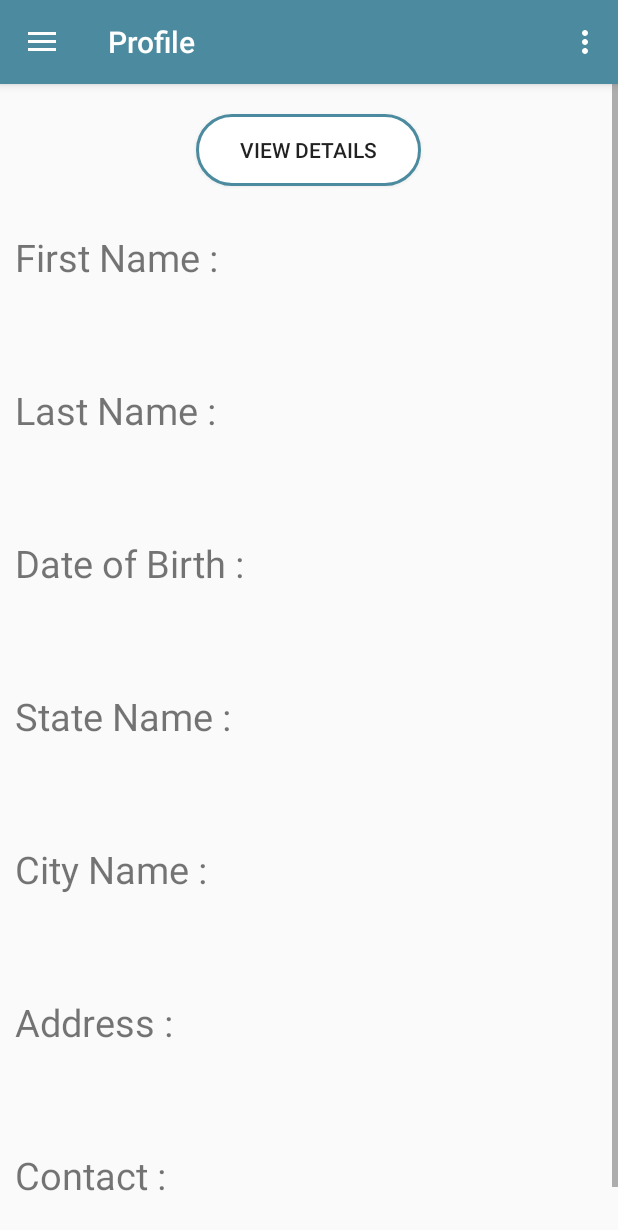
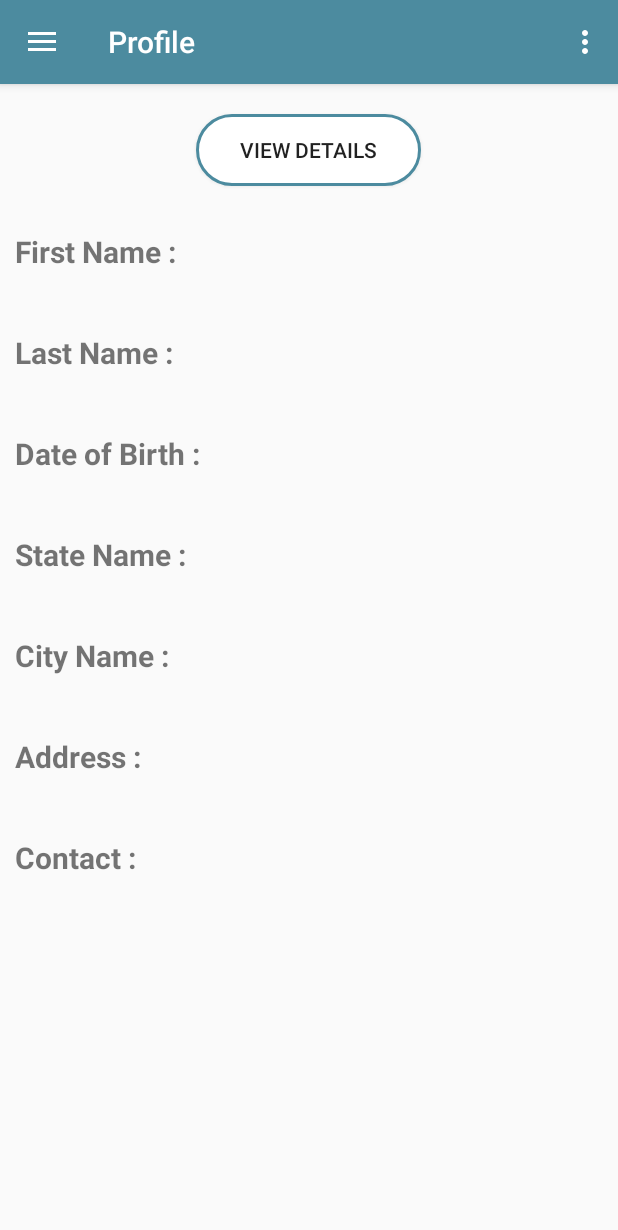
Before and after one commit to abhijeetsinghrathore/UDID, an Android app: the Profile screen opened directly, with no data from a screen before it, after a tap on "View Details", on a phone screen of 412 x 824 dp. Shown: the top 1230 px of the screen. Run offline under Robolectric (Android 15) with nearby library versions, the phone set to English and light mode, and no system bars; our stand-ins replace Firebase (no records; nobody signed in at launch, a user with empty details on screens opened directly); 1 other tap on this screen came first.

```diff
--- a/app/src/main/java/com/example/abhijeetsingh/udid/Profile.java
+++ b/app/src/main/java/com/example/abhijeetsingh/udid/Profile.java
@@ -110,6 +110,7 @@ public class Profile extends AppCompatActivity
 
 
         } else if (id == R.id.nav_viewdocuments) {
+            frag=new Profile_ViewDocumentsFragment();
 
 
         } else if (id == R.id.GenerateQR) {
--- a/app/src/main/java/com/example/abhijeetsingh/udid/UserRegistration_UploadDocuments.java
+++ b/app/src/main/java/com/example/abhijeetsingh/udid/UserRegistration_UploadDocuments.java
@@ -71,6 +71,7 @@ public class UserRegistration_UploadDocuments extends AppCompatActivity {
 
 
         user=firebaseAuth.getCurrentUser();
+
 
 
 
--- a/app/src/main/res/layout/fragment_profile__view_details.xml
+++ b/app/src/main/res/layout/fragment_profile__view_details.xml
@@ -22,124 +22,190 @@
             android:id="@+id/viewDetailsButtonID"/>
 
 
-        <TextView
+
+        <LinearLayout
             android:layout_width="match_parent"
             android:layout_height="wrap_content"
-            android:text="First Name : "
-            android:textSize="25dp"
-            android:layout_margin="10dp"/>
-        <TextView
-            android:layout_width="wrap_content"
-            android:layout_height="wrap_content"
-            android:id="@+id/getfirstnameID"
-            android:textSize="20dp"
-            android:layout_gravity="center_horizontal"
-            android:layout_marginBottom="20dp"
-            />
+            android:orientation="horizontal"
+            android:layout_marginBottom="20dp">
 
-
-
-        <TextView
-            android:layout_width="match_parent"
-            android:layout_height="wrap_content"
-            android:text="Last Name : "
-            android:textSize="25dp"
-            android:layout_margin="10dp"/>
-        <TextView
-            android:layout_width="wrap_content"
-            android:layout_height="wrap_content"
-            android:id="@+id/getlastnameID"
-            android:textSize="20dp"
-            android:layout_gravity="center_horizontal"
-            android:layout_marginBottom="20dp"/>
+            <TextView
+                android:layout_width="wrap_content"
+                android:layout_height="wrap_content"
+                android:text="First Name : "
+                android:textSize="20sp"
+                android:layout_margin="10dp"
+                android:textStyle="bold"/>
+            <TextView
+                android:layout_width="wrap_content"
+                android:layout_height="wrap_content"
+                android:id="@+id/getfirstnameID"
+                android:textSize="20sp"
+                android:layout_margin="10dp" />
+        </LinearLayout>
 
 
 
 
-        <TextView
+        <LinearLayout
             android:layout_width="match_parent"
             android:layout_height="wrap_content"
-            android:text="Date of Birth : "
-            android:textSize="25dp"
-            android:layout_margin="10dp"/>
-        <TextView
-            android:layout_width="wrap_content"
-            android:layout_height="wrap_content"
-            android:id="@+id/getdobID"
-            android:textSize="20dp"
-            android:layout_gravity="center_horizontal"
-            android:layout_marginBottom="20dp"/>
+            android:orientation="horizontal"
+            android:layout_marginBottom="20dp">
 
 
-
-        <TextView
-            android:layout_width="match_parent"
-            android:layout_height="wrap_content"
-            android:text="State Name : "
-            android:textSize="25dp"
-            android:layout_margin="10dp"/>
-        <TextView
-            android:layout_width="wrap_content"
-            android:layout_height="wrap_content"
-            android:id="@+id/getstateID"
-            android:textSize="20dp"
-            android:layout_gravity="center_horizontal"
-            android:layout_marginBottom="20dp"/>
+            <TextView
+                android:layout_width="wrap_content"
+                android:layout_height="wrap_content"
+                android:text="Last Name : "
+                android:textSize="20sp"
+                android:layout_margin="10dp"
+                android:textStyle="bold"/>
+            <TextView
+                android:layout_width="wrap_content"
+                android:layout_height="wrap_content"
+                android:id="@+id/getlastnameID"
+                android:textSize="20sp"
+                android:layout_margin="10dp"
+                />
 
 
 
 
+        </LinearLayout>
 
-        <TextView
+
+        <LinearLayout
             android:layout_width="match_parent"
             android:layout_height="wrap_content"
-            android:text="City Name : "
-            android:textSize="25dp"
-            android:layout_margin="10dp"/>
-        <TextView
-            android:layout_width="wrap_content"
+            android:orientation="horizontal"
+            android:layout_marginBottom="20dp">
+
+            <TextView
+                android:layout_width="wrap_content"
+                android:layout_height="wrap_content"
+                android:text="Date of Birth : "
+                android:textSize="20sp"
+                android:layout_margin="10dp"
+                android:textStyle="bold"/>
+            <TextView
+                android:layout_width="wrap_content"
+                android:layout_height="wrap_content"
+                android:id="@+id/getdobID"
+                android:textSize="20sp"
+                android:layout_margin="10dp"/>
+
+
+
+        </LinearLayout>
+
+
+
+        <LinearLayout
+            android:layout_width="match_parent"
             android:layout_height="wrap_content"
-            android:id="@+id/getcityID"
-            android:textSize="20dp"
-            android:layout_gravity="center_horizontal"
-            android:layout_marginBottom="20dp"/>
+            android:orientation="horizontal"
+            android:layout_marginBottom="20dp">
+
+            <TextView
+                android:layout_width="wrap_content"
+                android:layout_height="wrap_content"
+                android:text="State Name : "
+                android:textSize="20sp"
+                android:layout_margin="10dp"
+                android:textStyle="bold"/>
+            <TextView
+                android:layout_width="wrap_content"
+                android:layout_height="wrap_content"
+                android:id="@+id/getstateID"
+                android:textSize="20sp"
+                android:layout_margin="10dp"/>
+
+
+
+        </LinearLayout>
+
+
+
+        <LinearLayout
+            android:layout_width="match_parent"
+            android:layout_height="wrap_content"
+            android:orientation="horizontal"
+            android:layout_marginBottom="20dp">
+
+            <TextView
+                android:layout_width="wrap_content"
+                android:layout_height="wrap_content"
+                android:text="City Name : "
+                android:textSize="20sp"
+                android:layout_margin="10dp"
+                android:textStyle="bold"/>
+            <TextView
+                android:layout_width="wrap_content"
+                android:layout_height="wrap_content"
+                android:id="@+id/getcityID"
+                android:textSize="20sp"
+                android:layout_margin="10dp"/>
+
+
+
+        </LinearLayout>
 
 
 
 
+        <LinearLayout
+            android:layout_width="match_parent"
+            android:layout_height="wrap_content"
+            android:orientation="horizontal"
+            android:layout_marginBottom="20dp">
 
 
-        <TextView
-            android:layout_width="match_parent"
-            android:layout_height="wrap_content"
-            android:text="Address : "
-            android:textSize="25dp"
-            android:layout_margin="10dp"/>
-        <TextView
-            android:layout_width="wrap_content"
-            android:layout_height="wrap_content"
-            android:id="@+id/getaddressID"
-            android:textSize="20dp"
-            android:layout_gravity="center_horizontal"
-            android:layout_marginBottom="20dp"/>
+            <TextView
+                android:layout_width="wrap_content"
+                android:layout_height="wrap_content"
+                android:text="Address : "
+                android:textSize="20sp"
+                android:layout_margin="10dp"
+                android:textStyle="bold"/>
+            <TextView
+                android:layout_width="wrap_content"
+                android:layout_height="wrap_content"
+                android:id="@+id/getaddressID"
+                android:textSize="20sp"
+                android:layout_margin="10dp"/>
+
+
+
+        </LinearLayout>
 
 
 
 
-        <TextView
+        <LinearLayout
             android:layout_width="match_parent"
             android:layout_height="wrap_content"
-            android:text="Contact : "
-            android:textSize="25dp"
-            android:layout_margin="10dp"/>
-        <TextView
-            android:layout_width="wrap_content"
-            android:layout_height="wrap_content"
-            android:id="@+id/getcontactID"
-            android:textSize="20dp"
-            android:layout_gravity="center_horizontal"
-            android:layout_marginBottom="20dp"/>
+            android:orientation="horizontal"
+            android:layout_marginBottom="20dp">
 
+            <TextView
+                android:layout_width="wrap_content"
+                android:layout_height="wrap_content"
+                android:text="Contact : "
+                android:textSize="20sp"
+                android:layout_margin="10dp"
+                android:textStyle="bold"/>
+            <TextView
+                android:layout_width="wrap_content"
+                android:layout_height="wrap_content"
+                android:id="@+id/getcontactID"
+                android:textSize="20sp"
+                android:layout_margin="10dp"/>
+
+
+
+
+        </LinearLayout>
 
 
     </LinearLayout>
```
Also changed, not shown: app/build.gradle (+5 -2 lines), app/src/main/java/com/example/abhijeetsingh/udid/MyAppGlideModule.java (added, +21 -0 lines), app/src/main/java/com/example/abhijeetsingh/udid/Profile_ViewDocumentsFragment.java (added, +68 -0 lines), app/src/main/res/layout/fragment_profile__view_documents.xml (added, +60 -0 lines).
